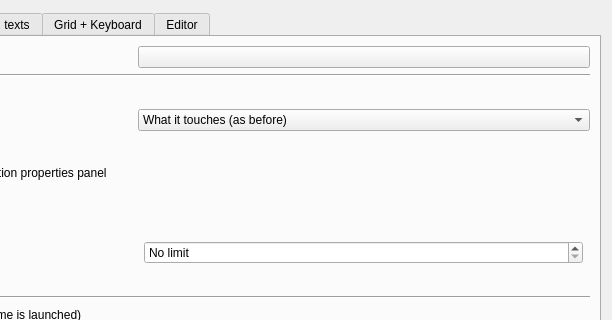
The window that sources/ui/configpage/generalconfigurationpage.ui (qelectrotech/qelectrotech-source-mirror) describes before a commit, drawn with Qt 5; both pictures show x 343 to 955 and y 0 to 320 of the 955 by 814 pixel window.
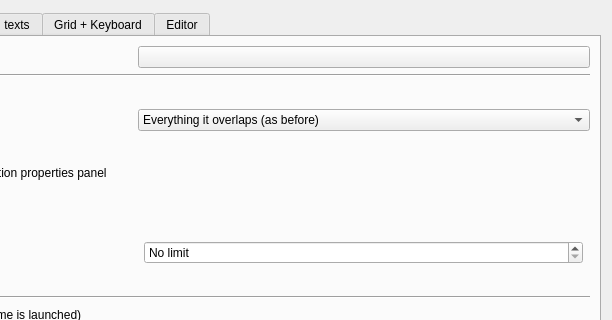
The same window after the commit. Custom widgets are drawn as their Qt base class.

Commit message: Selection rectangle: "overlaps" rather than "touches" in the setting

```diff
--- a/sources/ui/configpage/generalconfigurationpage.ui
+++ b/sources/ui/configpage/generalconfigurationpage.ui
@@ -72,7 +72,7 @@
           <widget class="QComboBox" name="m_selection_rectangle_cb">
            <item>
             <property name="text">
-             <string>What it touches (as before)</string>
+             <string>Everything it overlaps (as before)</string>
             </property>
            </item>
            <item>
```
Left out of the diff: 2 changed lines with no effect on the pictures. The commit also changes 1 other file.
